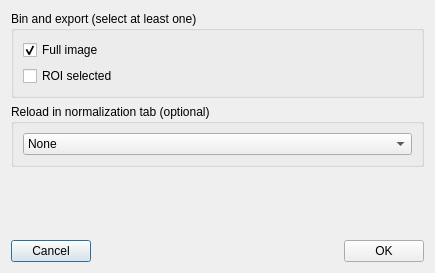
Old version of the form ibeatles/ui/ui_tof_bin_export.ui in the repository ornlneutronimaging/iBeatles.
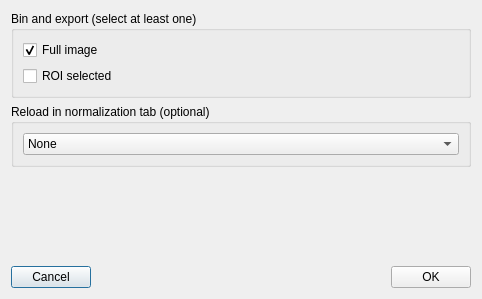
New version of the form.

Commit message: Exporting and creating the binned data. full image and roi done. Working on repopulating the ui. this refs #218

Patch:
```diff
--- a/ibeatles/ui/ui_tof_bin_export.ui
+++ b/ibeatles/ui/ui_tof_bin_export.ui
@@ -9,8 +9,8 @@
    <rect>
     <x>0</x>
     <y>0</y>
-    <width>435</width>
-    <height>273</height>
+    <width>482</width>
+    <height>299</height>
    </rect>
   </property>
   <property name="windowTitle">
```
The commit also changes 1 other file.
